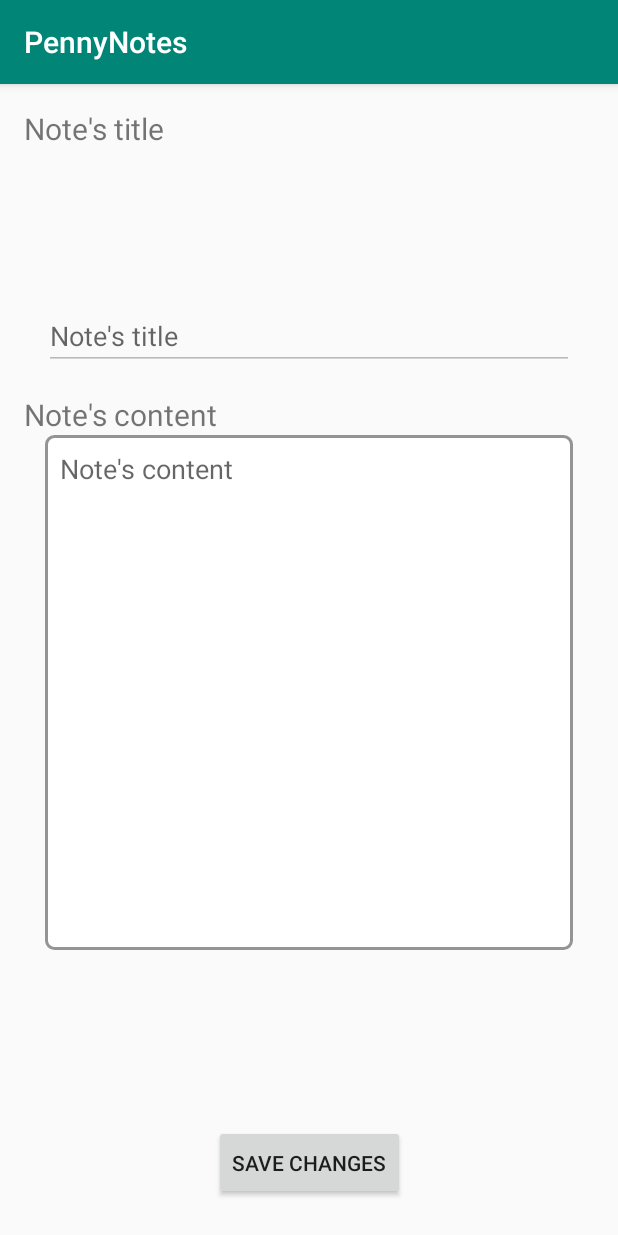
After one commit to PenWallet/Proyectos-Android, an Android app: the CambiarNotaActivity screen opened directly, with no data from a screen before it, on a phone screen of 412 x 824 dp. The commit adds this screen. Run offline under Robolectric (Android 15) with nearby library versions, the phone set to English and light mode, and no system bars.

Commit message:
Hecho cambiar nota

```diff
--- a/PennyNotes/app/src/main/AndroidManifest.xml
+++ b/PennyNotes/app/src/main/AndroidManifest.xml
@@ -16,7 +16,8 @@
                 <category android:name="android.intent.category.LAUNCHER" />
             </intent-filter>
         </activity>
-        <activity android:name=".anadirNota"></activity>
+        <activity android:name=".anadirNota" />
+        <activity android:name=".CambiarNotaActivity"></activity>
     </application>
 
 </manifest>
--- /dev/null
+++ b/PennyNotes/app/src/main/java/com/example/ofunes/pennynotes/CambiarNotaActivity.java
@@ -0,0 +1,56 @@
+package com.example.ofunes.pennynotes;
+
+import android.support.v7.app.AppCompatActivity;
+import android.os.Bundle;
+import android.text.InputType;
+import android.view.View;
+import android.widget.EditText;
+import android.widget.Toast;
+
+import java.util.ResourceBundle;
+
+public class CambiarNotaActivity extends AppCompatActivity {
+
+    EditText editTitle, editNote;
+    Nota nota;
+
+    @Override
+    protected void onCreate(Bundle savedInstanceState) {
+        super.onCreate(savedInstanceState);
+        setContentView(R.layout.activity_cambiar_nota);
+        editTitle = findViewById(R.id.editTitle);
+        editNote = findViewById(R.id.editNote);
+
+        editTitle.setEnabled(false); //No editable
+
+        String nombreNota = getIntent().getStringExtra("nombreNota");
+
+        nota = Controller.obtenerNota(nombreNota, this);
+
+        editTitle.setText(nota.getHeader());
+        editNote.setText(nota.getText());
+    }
+
+    public void cambiarNota(View v)
+    {
+        Nota notaCambiada;
+        boolean guardadaCorrectamente;
+
+        if(editNote.getText().toString().equals(""))
+            Toast.makeText(this, getString(R.string.emptyNote), Toast.LENGTH_LONG).show();
+        else
+        {
+            notaCambiada = new Nota(nota.getHeader(), editNote.getText().toString());
+
+            guardadaCorrectamente = Controller.guardarNota(notaCambiada, this);
+            if(guardadaCorrectamente)
+                Toast.makeText(this, getString(R.string.noteChanged), Toast.LENGTH_LONG).show();
+            else
+                Toast.makeText(this, getString(R.string.noteNotChanged), Toast.LENGTH_LONG).show();
+
+            //Se termina la actividad se haya creado correctamente o no
+            finish();
+        }
+    }
+
+}
--- a/PennyNotes/app/src/main/java/com/example/ofunes/pennynotes/Controller.java
+++ b/PennyNotes/app/src/main/java/com/example/ofunes/pennynotes/Controller.java
@@ -60,6 +60,34 @@ public class Controller {
         return texto;
     }
 
+    public static String obtenerTextoNota(String nombreNota, Context context)
+    {
+        String archivo = context.getExternalFilesDir(null).getPath()+System.getProperty("file.separator")+nombreNota+".txt";
+        String linea, texto = "";
+        File nota;
+        FileReader fr;
+        BufferedReader br = null;
+        try
+        {
+            nota = new File(archivo);
+            fr = new FileReader(nota);
+            br = new BufferedReader(fr);
+        } catch (FileNotFoundException e) { e.printStackTrace(); }
+
+        try
+        {
+            linea = br.readLine();
+
+            while(linea != null)
+            {
+                texto = texto + linea + "\n";
+                linea = br.readLine();
+            }
+        } catch (IOException | NullPointerException e) { e.printStackTrace(); }
+
+        return texto;
+    }
+
     public static boolean guardarNota(Nota n1, Context context)
     {
         boolean guardado = false;
@@ -72,7 +100,7 @@ public class Controller {
         try
         {
             nota.createNewFile();
-            fw = new FileWriter(nota);
+            fw = new FileWriter(nota, false); //false para que sobreescriba si hay algo escrito
             bw = new BufferedWriter(fw);
 
             bw.write(noteTexto);
@@ -90,4 +118,12 @@ public class Controller {
 
         return guardado;
     }
+
+    public static Nota obtenerNota(String nombreNota, Context context)
+    {
+        String texto = obtenerTextoNota(nombreNota, context);
+        Nota nota = new Nota(nombreNota, texto);
+
+        return nota;
+    }
 }
--- a/PennyNotes/app/src/main/java/com/example/ofunes/pennynotes/MainActivity.java
+++ b/PennyNotes/app/src/main/java/com/example/ofunes/pennynotes/MainActivity.java
@@ -41,7 +41,9 @@ public class MainActivity extends ListActivity implements AdapterView.OnItemClic
     public void onItemClick(AdapterView<?> adapterView, View view, int i, long l)
     {
         String prueba = listaNotas.get((int)l).getHeader();
-        Toast.makeText(this, "Has pulsado en la nota " + prueba, Toast.LENGTH_SHORT).show();
+        Intent cambiarNotaIntent = new Intent(this, CambiarNotaActivity.class);
+        cambiarNotaIntent.putExtra("nombreNota", prueba);
+        startActivity(cambiarNotaIntent);
     }
 
     class IconicAdapter<T> extends ArrayAdapter<T>
--- a/PennyNotes/app/src/main/java/com/example/ofunes/pennynotes/anadirNota.java
+++ b/PennyNotes/app/src/main/java/com/example/ofunes/pennynotes/anadirNota.java
@@ -53,6 +53,7 @@ public class anadirNota extends AppCompatActivity {
                 else
                     Toast.makeText(this, getString(R.string.noteNotCreated), Toast.LENGTH_LONG).show();
 
+                //Se termina la actividad se haya creado correctamente o no
                 finish();
             }
             else
--- a/IBEX35Clicker/app/src/main/res/layout/activity_clicker.xml
+++ b/PennyNotes/app/src/main/res/layout/activity_cambiar_nota.xml
@@ -4,69 +4,71 @@
     xmlns:tools="http://schemas.android.com/tools"
     android:layout_width="match_parent"
     android:layout_height="match_parent"
-    tools:context=".ClickerActivity">
-
-    <ImageView
-        android:id="@+id/imageView"
-        android:layout_width="wrap_content"
-        android:layout_height="203dp"
-        android:layout_marginStart="8dp"
-        app:layout_constraintBottom_toBottomOf="parent"
-        app:layout_constraintEnd_toEndOf="parent"
-        app:layout_constraintHorizontal_bias="1.0"
-        app:layout_constraintStart_toStartOf="parent"
-        app:srcCompat="@drawable/billete5" />
+    tools:context="com.example.ofunes.pennynotes.CambiarNotaActivity">
 
     <TextView
-        android:id="@+id/textView7"
-        android:layout_width="wrap_content"
-        android:layout_height="wrap_content"
-        android:layout_marginStart="40dp"
-        android:layout_marginEnd="8dp"
-        android:layout_marginBottom="12dp"
-        android:text="@string/moneyPerCLick"
-        android:textSize="25sp"
-        app:layout_constraintBottom_toTopOf="@+id/imageView"
-        app:layout_constraintEnd_toEndOf="parent"
-        app:layout_constraintHorizontal_bias="0.015"
-        app:layout_constraintStart_toStartOf="parent" />
-
-    <TextView
-        android:id="@+id/moneyPerClick"
-        android:layout_width="wrap_content"
-        android:layout_height="wrap_content"
-        android:layout_marginStart="8dp"
-        android:layout_marginEnd="8dp"
-        android:layout_marginBottom="12dp"
-        android:textSize="25sp"
-        app:layout_constraintBottom_toTopOf="@+id/imageView"
-        app:layout_constraintEnd_toEndOf="parent"
-        app:layout_constraintHorizontal_bias="0.0"
-        app:layout_constraintStart_toEndOf="@+id/textView7" />
-
-    <TextView
-        android:id="@+id/textView4"
+        android:id="@+id/txtTitle"
         android:layout_width="wrap_content"
         android:layout_height="wrap_content"
         android:layout_marginStart="16dp"
-        android:layout_marginTop="64dp"
-        android:text="@string/money"
-        android:textSize="25sp"
+        android:layout_marginTop="16dp"
+        android:text="@string/title"
+        android:textSize="20sp"
+        app:layout_constraintStart_toStartOf="parent"
+        app:layout_constraintTop_toTopOf="parent" />
+
+    <EditText
+        android:id="@+id/editTitle"
+        android:layout_width="353dp"
+        android:layout_height="wrap_content"
+        android:layout_marginStart="16dp"
+        android:layout_marginTop="43dp"
+        android:layout_marginEnd="16dp"
+        android:layout_marginBottom="401dp"
+        android:ems="10"
+        android:inputType="textPersonName"
+        android:hint="@string/title"
+        app:layout_constraintBottom_toTopOf="@+id/button2"
+        app:layout_constraintEnd_toEndOf="parent"
         app:layout_constraintStart_toStartOf="parent"
         app:layout_constraintTop_toTopOf="parent" />
 
     <TextView
-        android:id="@+id/txtMoney"
+        android:id="@+id/txtNote"
         android:layout_width="wrap_content"
         android:layout_height="wrap_content"
-        android:layout_marginStart="4dp"
-        android:layout_marginTop="64dp"
-        android:layout_marginEnd="8dp"
-        android:text="TextView"
-        android:textSize="25sp"
+        android:layout_marginStart="16dp"
+        android:layout_marginTop="16dp"
+        android:text="@string/text"
+        android:textSize="20sp"
+        app:layout_constraintStart_toStartOf="parent"
+        app:layout_constraintTop_toBottomOf="@+id/editTitle" />
+
+    <EditText
+        android:id="@+id/editNote"
+        style="@style/FullWidthEditText"
+        android:layout_width="352dp"
+        android:layout_height="343dp"
+        android:layout_marginStart="16dp"
+        android:layout_marginEnd="16dp"
+        android:background="@drawable/edittextborder"
+        android:ems="10"
+        android:gravity="left"
+        android:inputType="textMultiLine"
+        android:hint="@string/text"
         app:layout_constraintEnd_toEndOf="parent"
-        app:layout_constraintHorizontal_bias="0.026"
-        app:layout_constraintStart_toEndOf="@+id/textView4"
-        app:layout_constraintTop_toTopOf="parent" />
+        app:layout_constraintStart_toStartOf="parent"
+        app:layout_constraintTop_toBottomOf="@+id/txtNote" />
+
+    <Button
+        android:id="@+id/button2"
+        android:layout_width="wrap_content"
+        android:layout_height="50dp"
+        android:layout_marginBottom="24dp"
+        android:text="@string/edit"
+        app:layout_constraintBottom_toBottomOf="parent"
+        app:layout_constraintEnd_toEndOf="parent"
+        app:layout_constraintStart_toStartOf="parent"
+        android:onClick="cambiarNota"/>
 
 </android.support.constraint.ConstraintLayout>
--- a/PennyNotes/app/src/main/res/values/strings.xml
+++ b/PennyNotes/app/src/main/res/values/strings.xml
@@ -4,9 +4,12 @@
     <string name="title">Note\'s title</string>
     <string name="text">Note\'s content</string>
     <string name="save">Save note</string>
+    <string name="edit">Save changes</string>
     <string name="emptyTitle">The title of the note can\'t be empty!</string>
     <string name="emptyNote">Why would you make an empty note? Hmm…</string>
     <string name="noteAlreadyExists">A note with that name already exists!</string>
     <string name="noteCreated">The note has been added!</string>
     <string name="noteNotCreated">There was an error creating the note</string>
+    <string name="noteChanged">The note has been changed!</string>
+    <string name="noteNotChanged">There was an error changing the note</string>
 </resources>
```
